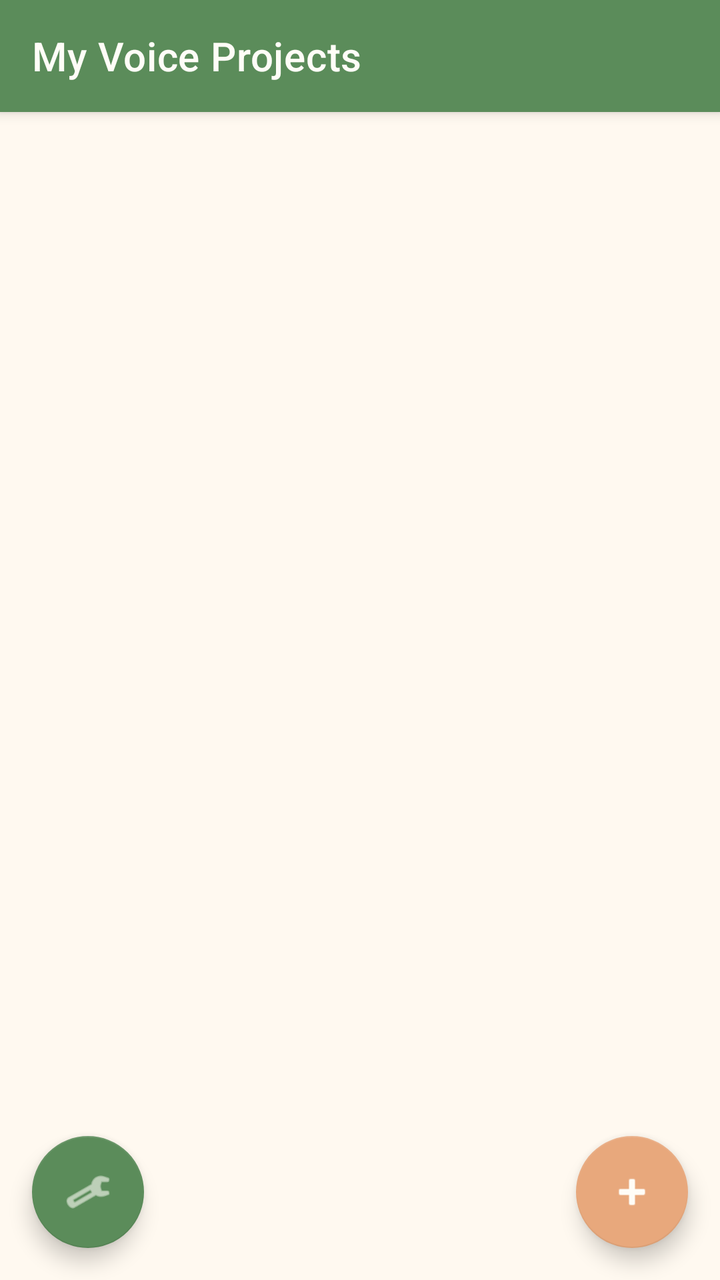
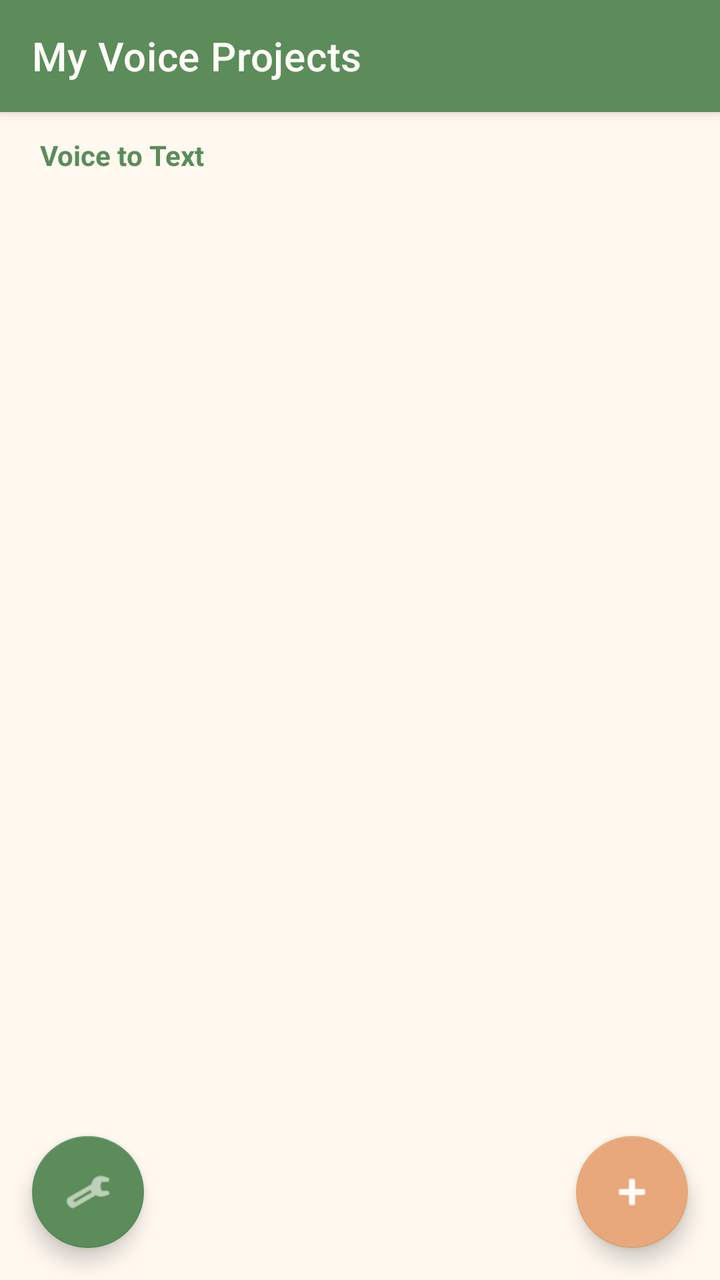

An Android layout rendered at two revisions. The XML below is the earlier revision; the diff shows what the commit changed to produce the second picture.
<!-- AndroidManifest.xml: application theme Theme.VoiceText -->
<!-- res/layout/activity_main.xml -->
<?xml version="1.0" encoding="utf-8"?>
<androidx.coordinatorlayout.widget.CoordinatorLayout
    xmlns:android="http://schemas.android.com/apk/res/android"
    xmlns:app="http://schemas.android.com/apk/res-auto"
    android:layout_width="match_parent"
    android:layout_height="match_parent"
    android:background="@color/background">

    <LinearLayout
        android:layout_width="match_parent"
        android:layout_height="match_parent"
        android:orientation="vertical">

        <com.google.android.material.appbar.MaterialToolbar
            android:id="@+id/toolbar"
            style="@style/VoiceText.Toolbar"
            android:layout_width="match_parent"
            android:layout_height="?attr/actionBarSize"
            app:title="@string/projects_title"
            app:titleTextColor="@color/white" />

        <FrameLayout
            android:layout_width="match_parent"
            android:layout_height="match_parent">

            <androidx.recyclerview.widget.RecyclerView
                android:id="@+id/recycler_projects"
                android:layout_width="match_parent"
                android:layout_height="match_parent"
                android:clipToPadding="false"
                android:padding="12dp"
                android:paddingBottom="80dp" />

            <LinearLayout
                android:id="@+id/empty_view"
                android:layout_width="wrap_content"
                android:layout_height="wrap_content"
                android:layout_gravity="center"
                android:gravity="center"
                android:orientation="vertical"
                android:visibility="gone">

                <ImageView
                    android:layout_width="80dp"
                    android:layout_height="80dp"
                    android:alpha="0.4"
                    android:src="@android:drawable/ic_btn_speak_now"
                    app:tint="@color/gray" />

                <TextView
                    android:layout_width="wrap_content"
                    android:layout_height="wrap_content"
                    android:layout_marginTop="16dp"
                    android:gravity="center"
                    android:text="@string/no_projects"
                    android:textColor="@color/text_secondary"
                    android:textSize="15sp" />

            </LinearLayout>

        </FrameLayout>

    </LinearLayout>

    <com.google.android.material.floatingactionbutton.FloatingActionButton
        android:id="@+id/fab_settings"
        style="@style/VoiceText.FAB.Primary"
        android:layout_width="wrap_content"
        android:layout_height="wrap_content"
        android:layout_gravity="bottom|start"
        android:layout_margin="16dp"
        android:src="@android:drawable/ic_menu_preferences"
        app:tint="@color/white" />

    <com.google.android.material.floatingactionbutton.FloatingActionButton
        android:id="@+id/fab_add_project"
        style="@style/VoiceText.FAB"
        android:layout_width="wrap_content"
        android:layout_height="wrap_content"
        android:layout_gravity="bottom|end"
        android:layout_margin="16dp"
        android:src="@android:drawable/ic_input_add"
        app:tint="@color/white" />

</androidx.coordinatorlayout.widget.CoordinatorLayout>
<!-- resources referenced by this layout -->
<resources>
  <color name="background">#FFF9F0</color>
  <color name="gray">#C4BBAF</color>
  <color name="text_secondary">#7A7568</color>
  <color name="white">#FFFDF7</color>
  <string name="no_projects">No projects yet.\nTap + to create one!</string>
  <string name="projects_title">My Voice Projects</string>
  <style name="VoiceText.FAB" parent="Widget.MaterialComponents.FloatingActionButton">
          <item name="backgroundTint">@color/accent</item>
          <item name="tint">@color/white</item>
          <item name="elevation">6dp</item>
      </style>
  <style name="VoiceText.FAB.Primary" parent="VoiceText.FAB">
          <item name="backgroundTint">@color/primary</item>
      </style>
  <style name="VoiceText.Toolbar" parent="Widget.MaterialComponents.Toolbar.Primary">
          <item name="android:background">@color/primary</item>
          <item name="titleTextColor">@color/white</item>
          <item name="android:elevation">4dp</item>
      </style>
  <style name="Theme.VoiceText" parent="Theme.MaterialComponents.DayNight.NoActionBar">
          <item name="colorPrimary">@color/primary</item>
          <item name="colorPrimaryVariant">@color/primary_dark</item>
          <item name="colorOnPrimary">@color/white</item>
          <item name="colorSecondary">@color/accent</item>
          <item name="colorSecondaryVariant">@color/accent_dark</item>
          <item name="colorOnSecondary">@color/white</item>
          <item name="android:statusBarColor">@color/primary_dark</item>
          <item name="android:windowBackground">@color/background</item>
          <item name="android:colorBackground">@color/background</item>
      </style>
  <color name="accent">#E8A87C</color>
  <color name="primary">#5B8C5A</color>
  <color name="primary_dark">#4A7A49</color>
  <color name="accent_dark">#D4956B</color>
</resources>

<!-- the commit's change to res/layout/activity_main.xml (unified diff, before → after) -->
@@ -18,6 +18,23 @@
             android:layout_height="?attr/actionBarSize"
             app:title="@string/projects_title"
             app:titleTextColor="@color/white" />
+
+        
+        <TextView
+            android:id="@+id/btn_transcriptions"
+            android:layout_width="match_parent"
+            android:layout_height="wrap_content"
+            android:layout_marginHorizontal="12dp"
+            android:layout_marginTop="4dp"
+            android:background="?attr/selectableItemBackground"
+            android:clickable="true"
+            android:focusable="true"
+            android:gravity="center_vertical"
+            android:padding="8dp"
+            android:text="@string/transcriptions_title"
+            android:textColor="@color/primary"
+            android:textSize="14sp"
+            android:textStyle="bold" />
 
         <FrameLayout
             android:layout_width="match_parent"
<!-- resource entries referenced after the edit -->
@@ -2,10 +2,12 @@
 <resources>
   <color name="background">#FFF9F0</color>
   <color name="gray">#C4BBAF</color>
+  <color name="primary">#5B8C5A</color>
   <color name="text_secondary">#7A7568</color>
   <color name="white">#FFFDF7</color>
   <string name="no_projects">No projects yet.\nTap + to create one!</string>
   <string name="projects_title">My Voice Projects</string>
+  <string name="transcriptions_title">Voice to Text</string>
   <style name="VoiceText.FAB" parent="Widget.MaterialComponents.FloatingActionButton">
           <item name="backgroundTint">@color/accent</item>
           <item name="tint">@color/white</item>
@@ -31,7 +33,6 @@
           <item name="android:colorBackground">@color/background</item>
       </style>
   <color name="accent">#E8A87C</color>
-  <color name="primary">#5B8C5A</color>
   <color name="primary_dark">#4A7A49</color>
   <color name="accent_dark">#D4956B</color>
 </resources>
